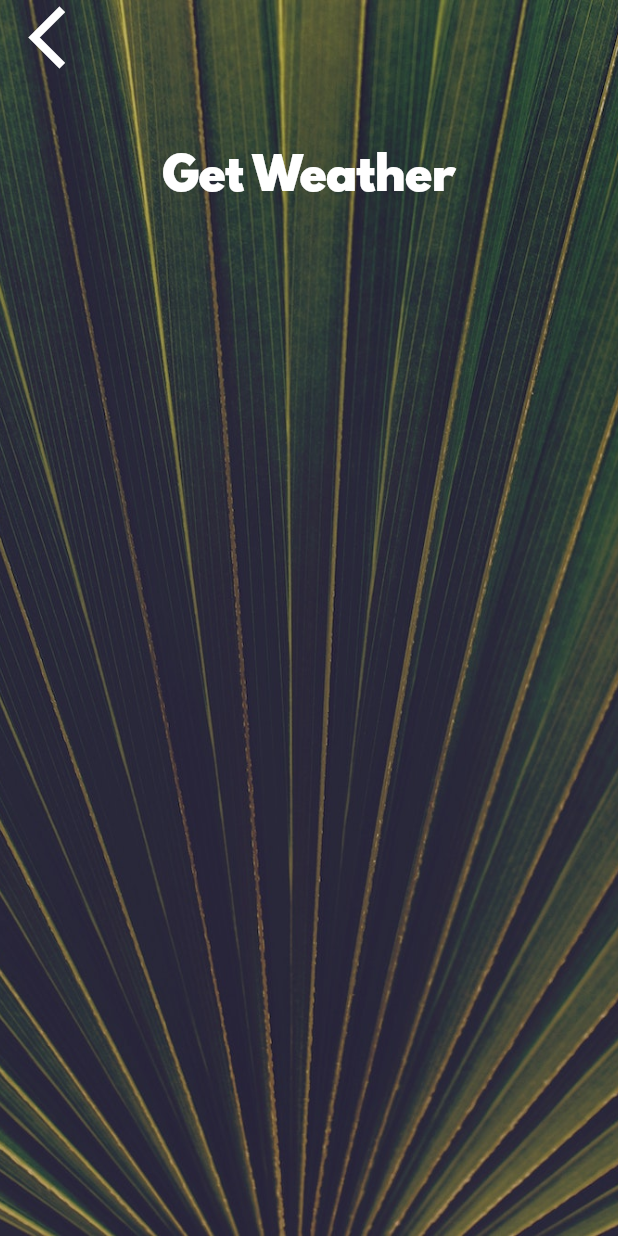
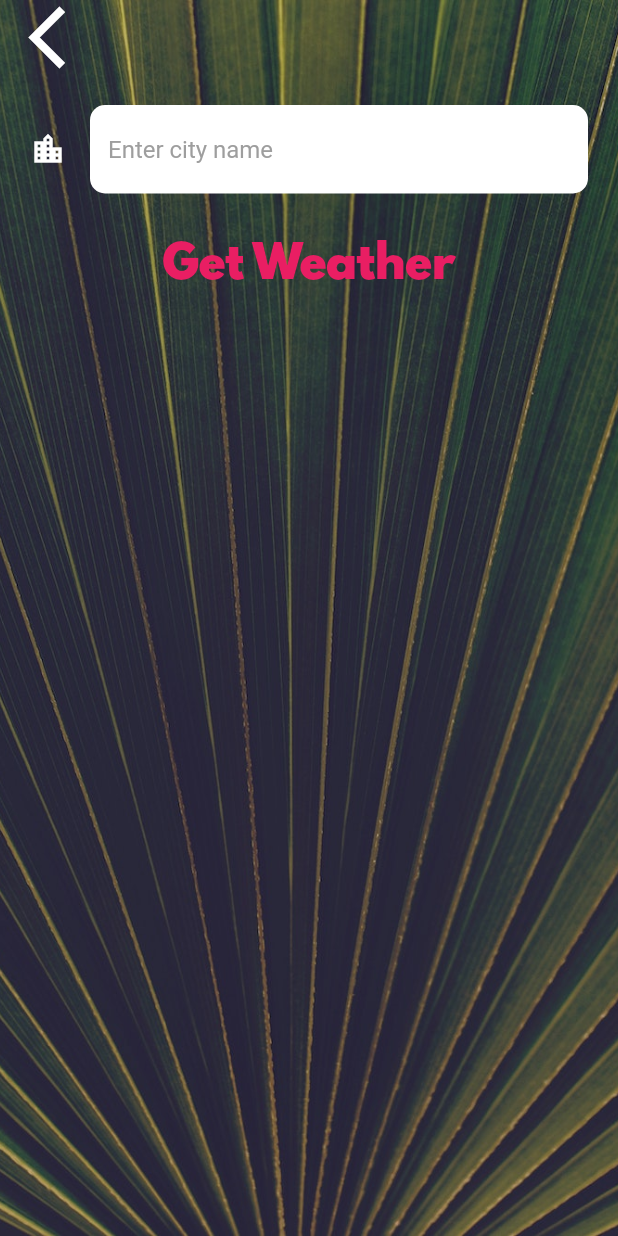
Before and after one commit to kiranraut7709/Clima-Flutter, a Flutter app: the CityScreen screen opened directly, on a phone screen of 412 x 824 dp. Run offline on Flutter 3.47's test engine with Material 2 defaults, Android fonts, the phone set to English and light mode, and no system bars; our stand-ins replace flutter_spinkit, geolocator; network calls fail.

Commit message:
Commit Successful

```diff
--- a/lib/screens/city_screen.dart
+++ b/lib/screens/city_screen.dart
@@ -7,6 +7,8 @@ class CityScreen extends StatefulWidget {
 }
 
 class _CityScreenState extends State<CityScreen> {
+  String cityName;
+
   @override
   Widget build(BuildContext context) {
     return Scaffold(
@@ -24,7 +26,9 @@ class _CityScreenState extends State<CityScreen> {
               Align(
                 alignment: Alignment.topLeft,
                 child: FlatButton(
-                  onPressed: () {},
+                  onPressed: () {
+                    Navigator.pop(context);
+                  },
                   child: Icon(
                     Icons.arrow_back_ios,
                     size: 50.0,
@@ -33,10 +37,20 @@ class _CityScreenState extends State<CityScreen> {
               ),
               Container(
                 padding: EdgeInsets.all(20.0),
-                child: null,
+                child: TextField(
+                  style: TextStyle(
+                    color: Colors.black,
+                  ),
+                  decoration: kTextFieldInputDecoration,
+                  onChanged: (value) {
+                    cityName = value;
+                  },
+                ),
               ),
               FlatButton(
-                onPressed: () {},
+                onPressed: () {
+                  Navigator.pop(context, cityName);
+                },
                 child: Text(
                   'Get Weather',
                   style: kButtonTextStyle,
--- a/lib/utilities/constants.dart
+++ b/lib/utilities/constants.dart
@@ -11,6 +11,7 @@ const kMessageTextStyle = TextStyle(
 );
 
 const kButtonTextStyle = TextStyle(
+  color: Colors.pink,
   fontSize: 30.0,
   fontFamily: 'Spartan MB',
 );
@@ -18,3 +19,22 @@ const kButtonTextStyle = TextStyle(
 const kConditionTextStyle = TextStyle(
   fontSize: 100.0,
 );
+
+const kTextFieldInputDecoration = InputDecoration(
+  filled: true,
+  fillColor: Colors.white,
+  icon: Icon(
+    Icons.location_city,
+    color: Colors.white,
+  ),
+  hintText: 'Enter city name',
+  hintStyle: TextStyle(
+    color: Colors.grey,
+  ),
+  border: OutlineInputBorder(
+    borderRadius: BorderRadius.all(
+      Radius.circular(10.0),
+    ),
+    borderSide: BorderSide.none,
+  ),
+);
--- a/pubspec.yaml
+++ b/pubspec.yaml
@@ -11,6 +11,9 @@ dependencies:
     sdk: flutter
 
   cupertino_icons: ^0.1.2
+  geolocator: ^5.3.1
+  http: ^0.12.1
+  flutter_spinkit: ^4.1.2+1
 
 dev_dependencies:
   flutter_test:
```
Also changed, not shown: lib/screens/loading_screen.dart (+27 -5 lines), lib/screens/location_screen.dart (+62 -5 lines), lib/services/location.dart (+16 -0 lines), lib/services/networking.dart (+20 -0 lines), lib/services/weather.dart (+32 -4 lines), pubspec.lock, 4 other files.
